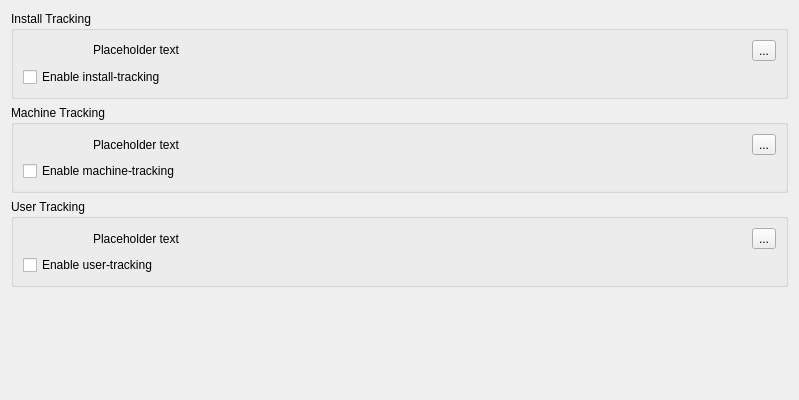
First picture: the form in src/modules/tracking/page_trackingstep.ui, repository calamares/calamares, before the edit.
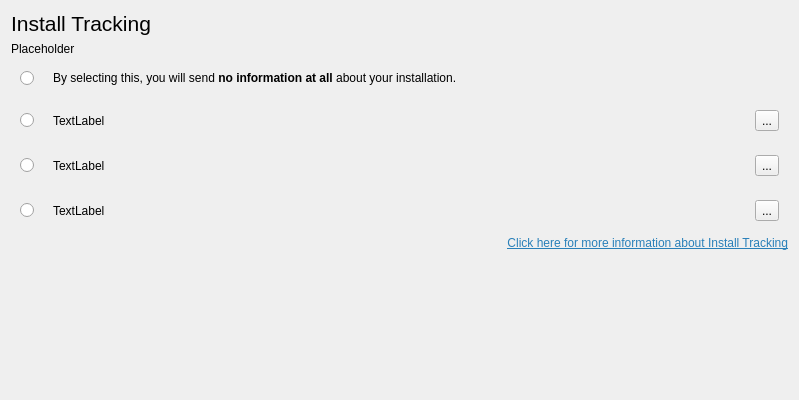
Second picture: the form after the edit. Icons and pictures are not drawn.

Commit message:
[tracking] Switch UI to use radio buttons
Following KDE Pholio M116, switch to using a radio button; instead
of 4 individually toggle-able settings, use a "level" indicator
to select none, install, machine, user .. each of which implies
the previous levels. Each level is individually enable-able from
the distro side.

```diff
--- a/src/modules/tracking/page_trackingstep.ui
+++ b/src/modules/tracking/page_trackingstep.ui
@@ -13,21 +13,87 @@
   <property name="windowTitle">
    <string>Form</string>
   </property>
-  <layout class="QHBoxLayout" name="horizontalLayout">
+  <layout class="QVBoxLayout" name="verticalLayout" stretch="0,0,0,0,0,0,0,0">
    <item>
-    <layout class="QVBoxLayout" name="verticalLayout" stretch="0,0,0,0">
+    <widget class="QLabel" name="label">
+     <property name="text">
+      <string>&lt;html&gt;&lt;head/&gt;&lt;body&gt;&lt;p&gt;&lt;span style=&quot; font-size:16pt;&quot;&gt;Install Tracking&lt;/span&gt;&lt;/p&gt;&lt;/body&gt;&lt;/html&gt;</string>
+     </property>
+    </widget>
+   </item>
      <item>
-      <widget class="QGroupBox" name="installTrackingBox">
-       <property name="title">
-        <string>Install Tracking</string>
-       </property>
-       <layout class="QVBoxLayout" name="verticalLayout_3">
+    <widget class="QLabel" name="generalExplanation">
+     <property name="text">
+      <string>Placeholder</string>
+     </property>
+     <property name="wordWrap">
+      <bool>true</bool>
+     </property>
+    </widget>
+   </item>
         <item>
-         <layout class="QVBoxLayout" name="verticalLayout_2">
+    <widget class="QWidget" name="noneGroup" native="true">
+     <layout class="QHBoxLayout" name="noneLayout">
           <item>
-           <layout class="QHBoxLayout" name="horizontalLayout_2">
+       <widget class="QRadioButton" name="noneRadio">
+        <property name="text">
+         <string/>
+        </property>
+       </widget>
+      </item>
             <item>
-             <widget class="QLabel" name="installActionIcon">
+       <widget class="QLabel" name="noneIcon">
+        <property name="maximumSize">
+         <size>
+          <width>64</width>
+          <height>64</height>
+         </size>
+        </property>
+        <property name="baseSize">
+         <size>
+          <width>64</width>
+          <height>64</height>
+         </size>
+        </property>
+        <property name="text">
+         <string/>
+        </property>
+        <property name="pixmap">
+         <pixmap resource="page_trackingstep.qrc">:/tracking/none.png</pixmap>
+        </property>
+       </widget>
+      </item>
+      <item>
+       <widget class="QLabel" name="noneExplanation">
+        <property name="sizePolicy">
+         <sizepolicy hsizetype="Expanding" vsizetype="Preferred">
+          <horstretch>0</horstretch>
+          <verstretch>0</verstretch>
+         </sizepolicy>
+        </property>
+        <property name="text">
+         <string>&lt;html&gt;&lt;head/&gt;&lt;body&gt;&lt;p&gt;By selecting this, you will send &lt;span style=&quot; font-weight:600;&quot;&gt;no information at all&lt;/span&gt; about your installation.&lt;/p&gt;&lt;/body&gt;&lt;/html&gt;</string>
+        </property>
+        <property name="wordWrap">
+         <bool>true</bool>
+        </property>
+       </widget>
+      </item>
+     </layout>
+    </widget>
+   </item>
+   <item>
+    <widget class="QWidget" name="installGroup" native="true">
+     <layout class="QHBoxLayout" name="installLayout">
+      <item>
+       <widget class="QRadioButton" name="installRadio">
+        <property name="text">
+         <string/>
+        </property>
+       </widget>
+      </item>
+      <item>
+       <widget class="QLabel" name="installIcon">
               <property name="maximumSize">
                <size>
                 <width>64</width>
@@ -50,11 +116,14 @@
             </item>
             <item>
              <widget class="QLabel" name="installExplanation">
-              <property name="text">
-               <string>Placeholder text</string>
-              </property>
-              <property name="textFormat">
-               <enum>Qt::RichText</enum>
+        <property name="sizePolicy">
+         <sizepolicy hsizetype="Expanding" vsizetype="Preferred">
+          <horstretch>0</horstretch>
+          <verstretch>0</verstretch>
+         </sizepolicy>
+        </property>
+        <property name="text">
+         <string>TextLabel</string>
               </property>
               <property name="wordWrap">
                <bool>true</bool>
@@ -70,37 +139,23 @@
                <iconset resource="page_trackingstep.qrc">
                 <normaloff>:/tracking/data/images/information.svgz</normaloff>:/tracking/data/images/information.svgz</iconset>
               </property>
-              <property name="arrowType">
-               <enum>Qt::NoArrow</enum>
-              </property>
              </widget>
             </item>
            </layout>
+    </widget>
           </item>
           <item>
-           <widget class="QCheckBox" name="installCheckBox">
+    <widget class="QWidget" name="machineGroup" native="true">
+     <layout class="QHBoxLayout" name="machineLayout">
+      <item>
+       <widget class="QRadioButton" name="machineRadio">
             <property name="text">
-             <string>Enable install-tracking</string>
+         <string/>
             </property>
            </widget>
           </item>
-         </layout>
-        </item>
-       </layout>
-      </widget>
-     </item>
      <item>
-      <widget class="QGroupBox" name="machineTrackingBox">
-       <property name="title">
-        <string>Machine Tracking</string>
-       </property>
-       <layout class="QVBoxLayout" name="verticalLayout_7">
-        <item>
-         <layout class="QVBoxLayout" name="verticalLayout_4">
-          <item>
-           <layout class="QHBoxLayout" name="horizontalLayout_3">
-            <item>
-             <widget class="QLabel" name="machineActionIcon">
+       <widget class="QLabel" name="machineIcon">
               <property name="maximumSize">
                <size>
                 <width>64</width>
@@ -123,8 +178,14 @@
             </item>
             <item>
              <widget class="QLabel" name="machineExplanation">
+        <property name="sizePolicy">
+         <sizepolicy hsizetype="Expanding" vsizetype="Preferred">
+          <horstretch>0</horstretch>
+          <verstretch>0</verstretch>
+         </sizepolicy>
+        </property>
               <property name="text">
-               <string>Placeholder text</string>
+         <string>TextLabel</string>
               </property>
               <property name="wordWrap">
                <bool>true</bool>
@@ -143,31 +204,20 @@
              </widget>
             </item>
            </layout>
+    </widget>
           </item>
           <item>
-           <widget class="QCheckBox" name="machineCheckBox">
+    <widget class="QWidget" name="userGroup" native="true">
+     <layout class="QHBoxLayout" name="userLayout">
+      <item>
+       <widget class="QRadioButton" name="userRadio">
             <property name="text">
-             <string>Enable machine-tracking</string>
+         <string/>
             </property>
            </widget>
           </item>
-         </layout>
-        </item>
-       </layout>
-      </widget>
-     </item>
      <item>
-      <widget class="QGroupBox" name="userTrackingBox">
-       <property name="title">
-        <string>User Tracking</string>
-       </property>
-       <layout class="QVBoxLayout" name="verticalLayout_6">
-        <item>
-         <layout class="QVBoxLayout" name="verticalLayout_5">
-          <item>
-           <layout class="QHBoxLayout" name="horizontalLayout_4">
-            <item>
-             <widget class="QLabel" name="userActionIcon">
+       <widget class="QLabel" name="userIcon">
               <property name="maximumSize">
                <size>
                 <width>64</width>
@@ -190,8 +240,14 @@
             </item>
             <item>
              <widget class="QLabel" name="userExplanation">
+        <property name="sizePolicy">
+         <sizepolicy hsizetype="Expanding" vsizetype="Preferred">
+          <horstretch>0</horstretch>
+          <verstretch>0</verstretch>
+         </sizepolicy>
+        </property>
               <property name="text">
-               <string>Placeholder text</string>
+         <string>TextLabel</string>
               </property>
               <property name="wordWrap">
                <bool>true</bool>
@@ -210,17 +266,22 @@
              </widget>
             </item>
            </layout>
+    </widget>
           </item>
           <item>
-           <widget class="QCheckBox" name="userCheckBox">
+    <widget class="QLabel" name="generalPolicyLabel">
             <property name="text">
-             <string>Enable user-tracking</string>
-            </property>
-           </widget>
-          </item>
-         </layout>
-        </item>
-       </layout>
+      <string>&lt;html&gt;&lt;head/&gt;&lt;body&gt;&lt;p&gt;&lt;a href=&quot;placeholder&quot;&gt;&lt;span style=&quot; text-decoration: underline; color:#2980b9;&quot;&gt;Click here for more information about Install Tracking&lt;/span&gt;&lt;/a&gt;&lt;/p&gt;&lt;/body&gt;&lt;/html&gt;</string>
+     </property>
+     <property name="textFormat">
+      <enum>Qt::RichText</enum>
+     </property>
+     <property name="alignment">
+      <set>Qt::AlignRight|Qt::AlignTrailing|Qt::AlignVCenter</set>
+     </property>
+     <property name="openExternalLinks">
+      <bool>false</bool>
+     </property>
       </widget>
      </item>
      <item>
@@ -235,8 +296,6 @@
         </size>
        </property>
       </spacer>
-     </item>
-    </layout>
    </item>
   </layout>
  </widget>
```
Lines whose indentation alone changed are shown as unchanged. The commit also changes 6 other files.
